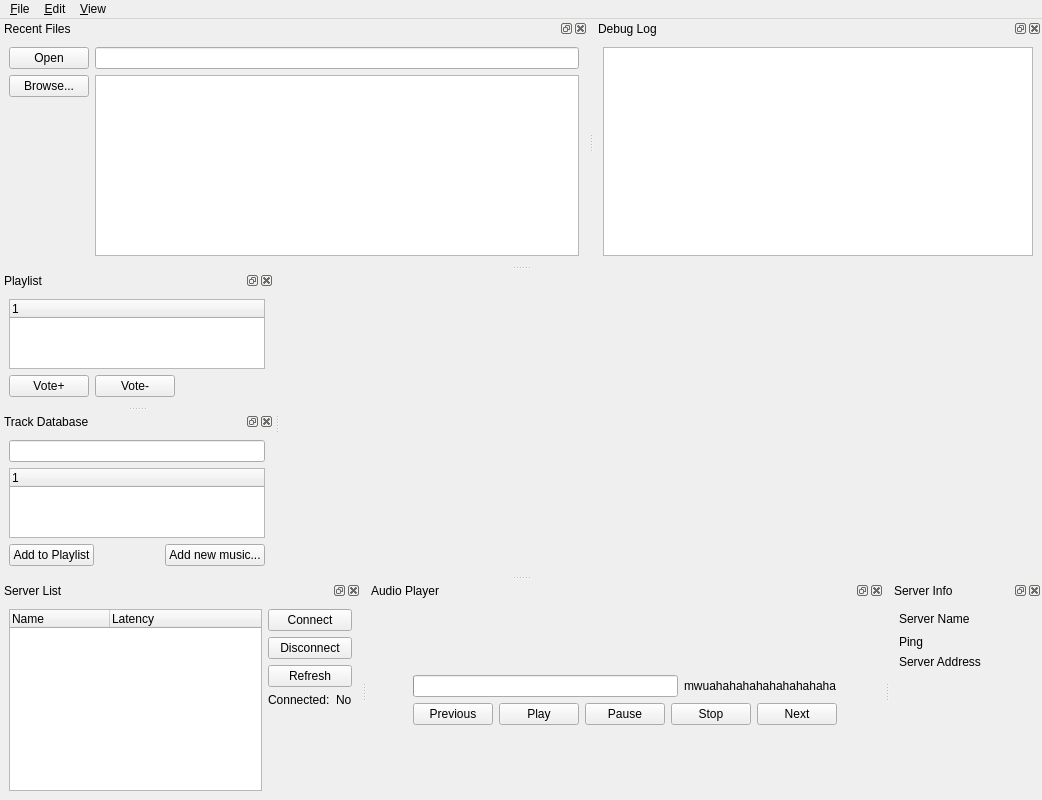
First picture: the form in src/qt-client/MainWindow.ui, repository dgeelen/dmplayer, before the edit.
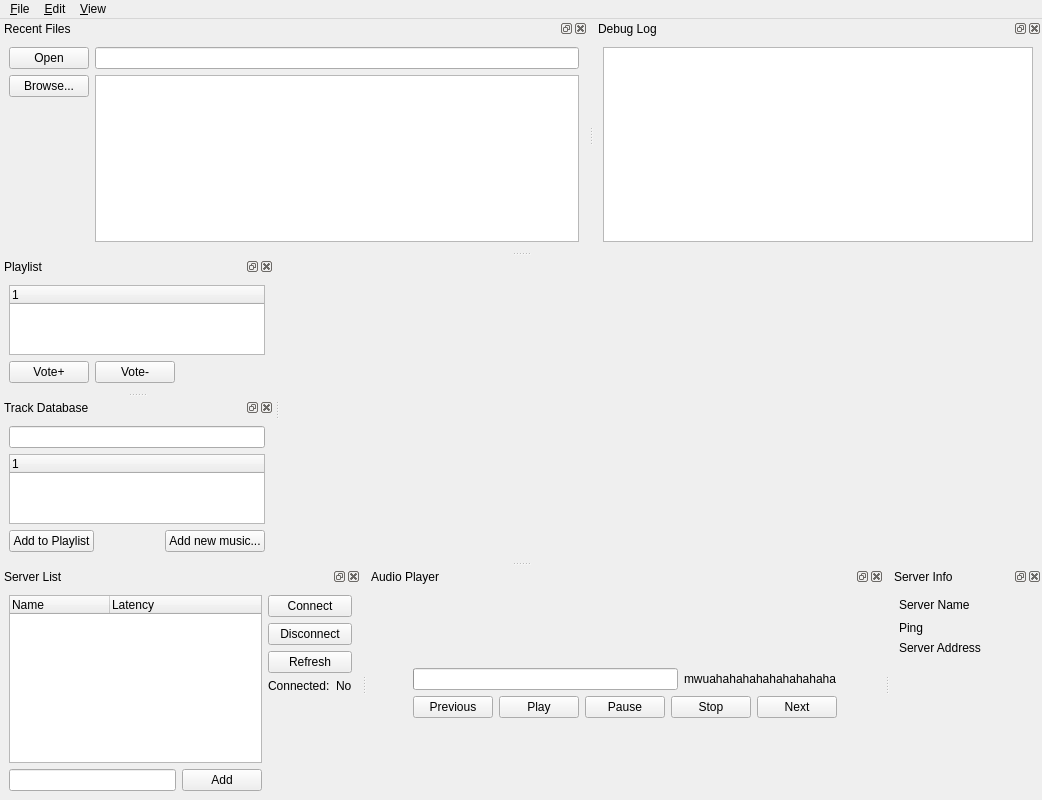
Second picture: the form after the edit. Icons and pictures are not drawn. Custom widgets are drawn as their Qt base class.

Commit message: Add edit box for manual connecting to servers.

Diff of the .ui file:
```diff
--- a/src/qt-client/MainWindow.ui
+++ b/src/qt-client/MainWindow.ui
@@ -70,57 +70,75 @@
    <attribute name="dockWidgetArea" >
     <number>8</number>
    </attribute>
-   <widget class="QWidget" name="dockWidgetContents" >
-    <layout class="QHBoxLayout" >
+   <widget class="QWidget" name="dockWidgetContents">
+    <layout class="QHBoxLayout" name="horizontalLayout_2">
      <item>
-      <widget class="QTreeWidget" name="serverlist" >
-       <column>
-        <property name="text" >
-         <string>Name</string>
-        </property>
-       </column>
-       <column>
-        <property name="text" >
-         <string>Latency</string>
-        </property>
-       </column>
-      </widget>
+      <layout class="QVBoxLayout" name="verticalLayout">
+       <item>
+        <widget class="QTreeWidget" name="serverlist">
+         <column>
+          <property name="text">
+           <string>Name</string>
+          </property>
+         </column>
+         <column>
+          <property name="text">
+           <string>Latency</string>
+          </property>
+         </column>
+        </widget>
+       </item>
+       <item>
+        <layout class="QHBoxLayout" name="horizontalLayout">
+         <item>
+          <widget class="QLineEdit" name="AddTextEdit"/>
+         </item>
+         <item>
+          <widget class="QPushButton" name="AddButton">
+           <property name="text">
+            <string>Add</string>
+           </property>
+          </widget>
+         </item>
+        </layout>
+       </item>
+      </layout>
      </item>
      <item>
-      <layout class="QVBoxLayout" >
+      <layout class="QVBoxLayout">
        <item>
-        <widget class="QPushButton" name="ConnectButton" >
-         <property name="text" >
+        <widget class="QPushButton" name="ConnectButton">
+         <property name="text">
           <string>Connect</string>
          </property>
         </widget>
        </item>
        <item>
-        <widget class="QPushButton" name="DisconnectButton" >
-         <property name="text" >
+        <widget class="QPushButton" name="DisconnectButton">
+         <property name="text">
           <string>Disconnect</string>
          </property>
         </widget>
        </item>
        <item>
-        <widget class="QPushButton" name="RefreshButton" >
-         <property name="text" >
+        <widget class="QPushButton" name="RefreshButton">
+         <property name="text">
           <string>Refresh</string>
          </property>
         </widget>
        </item>
        <item>
-        <layout class="QHBoxLayout" >
+        <layout class="QHBoxLayout">
          <item>
-          <widget class="QLabel" name="label_2" >
-           <property name="text" >
+          <widget class="QLabel" name="label_2">
+           <property name="text">
             <string>Connected:</string>
            </property>
           </widget>
          </item>
          <item>
-          <widget class="QLabel" name="labelConnected" >
-           <property name="text" >
+          <widget class="QLabel" name="labelConnected">
+           <property name="text">
             <string>No</string>
            </property>
           </widget>
@@ -161,23 +179,14 @@
    <attribute name="dockWidgetArea" >
     <number>4</number>
    </attribute>
-   <widget class="QWidget" name="dockWidgetContents_2" >
-    <layout class="QGridLayout" >
-     <property name="leftMargin" >
+   <widget class="QWidget" name="dockWidgetContents_2">
+    <layout class="QGridLayout">
+     <property name="margin">
       <number>9</number>
      </property>
-     <property name="topMargin" >
-      <number>9</number>
-     </property>
-     <property name="rightMargin" >
-      <number>9</number>
-     </property>
-     <property name="bottomMargin" >
-      <number>9</number>
-     </property>
-     <item row="0" column="0" >
-      <widget class="QPushButton" name="OpenEditButton" >
-       <property name="text" >
+     <item row="0" column="0">
+      <widget class="QPushButton" name="OpenEditButton">
+       <property name="text">
         <string>Open</string>
        </property>
       </widget>
@@ -185,8 +194,8 @@
      <item row="0" column="1" >
       <widget class="QLineEdit" name="lineEdit" />
      </item>
-     <item row="1" column="0" >
-      <layout class="QVBoxLayout" >
+     <item row="1" column="0">
+      <layout class="QVBoxLayout">
        <item>
         <widget class="QPushButton" name="OpenButton" >
          <property name="text" >
@@ -209,8 +218,8 @@
        </item>
       </layout>
      </item>
-     <item row="1" column="1" >
-      <widget class="QListWidget" name="listRecentFiles" />
+     <item row="1" column="1">
+      <widget class="QListWidget" name="listRecentFiles"/>
      </item>
     </layout>
    </widget>
@@ -231,10 +240,10 @@
    <attribute name="dockWidgetArea" >
     <number>4</number>
    </attribute>
-   <widget class="QWidget" name="dockWidgetContents_3" >
-    <layout class="QHBoxLayout" >
+   <widget class="QWidget" name="dockWidgetContents_3">
+    <layout class="QHBoxLayout">
      <item>
-      <widget class="QTextEdit" name="textEdit" />
+      <widget class="QTextEdit" name="textEdit"/>
      </item>
     </layout>
    </widget>
@@ -252,13 +261,13 @@
    <attribute name="dockWidgetArea" >
     <number>8</number>
    </attribute>
-   <widget class="QWidget" name="dockWidgetContents_6" >
-    <layout class="QGridLayout" >
-     <item row="1" column="1" >
-      <layout class="QHBoxLayout" >
+   <widget class="QWidget" name="dockWidgetContents_6">
+    <layout class="QGridLayout">
+     <item row="1" column="1">
+      <layout class="QHBoxLayout">
        <item>
-        <widget class="QProgressBar" name="trackProgress" >
-         <property name="value" >
+        <widget class="QProgressBar" name="trackProgress">
+         <property name="value">
           <number>0</number>
          </property>
          <property name="alignment" >
@@ -273,19 +282,19 @@
         </widget>
        </item>
        <item>
-        <widget class="QLabel" name="label" >
-         <property name="text" >
+        <widget class="QLabel" name="label">
+         <property name="text">
           <string>mwuahahahahahahahahaha</string>
          </property>
         </widget>
        </item>
       </layout>
      </item>
-     <item row="2" column="1" >
-      <layout class="QHBoxLayout" >
+     <item row="2" column="1">
+      <layout class="QHBoxLayout">
        <item>
-        <widget class="QPushButton" name="PreviousButton" >
-         <property name="text" >
+        <widget class="QPushButton" name="PreviousButton">
+         <property name="text">
           <string>Previous</string>
          </property>
          <property name="icon" >
@@ -294,8 +303,8 @@
         </widget>
        </item>
        <item>
-        <widget class="QPushButton" name="PlayButton" >
-         <property name="text" >
+        <widget class="QPushButton" name="PlayButton">
+         <property name="text">
           <string>Play</string>
          </property>
          <property name="icon" >
@@ -304,8 +313,8 @@
         </widget>
        </item>
        <item>
-        <widget class="QPushButton" name="PauseButton" >
-         <property name="text" >
+        <widget class="QPushButton" name="PauseButton">
+         <property name="text">
           <string>Pause</string>
          </property>
          <property name="icon" >
@@ -314,8 +323,8 @@
         </widget>
        </item>
        <item>
-        <widget class="QPushButton" name="StopButton" >
-         <property name="text" >
+        <widget class="QPushButton" name="StopButton">
+         <property name="text">
           <string>Stop</string>
          </property>
          <property name="icon" >
@@ -324,8 +333,8 @@
         </widget>
        </item>
        <item>
-        <widget class="QPushButton" name="NextButton" >
-         <property name="text" >
+        <widget class="QPushButton" name="NextButton">
+         <property name="text">
           <string>Next</string>
          </property>
          <property name="icon" >
@@ -335,7 +344,7 @@
        </item>
       </layout>
      </item>
-     <item row="0" column="1" >
+     <item row="0" column="1">
       <spacer>
        <property name="orientation" >
         <enum>Qt::Vertical</enum>
@@ -348,7 +357,7 @@
        </property>
       </spacer>
      </item>
-     <item row="3" column="1" >
+     <item row="3" column="1">
       <spacer>
        <property name="orientation" >
         <enum>Qt::Vertical</enum>
@@ -361,7 +370,7 @@
        </property>
       </spacer>
      </item>
-     <item row="1" column="0" >
+     <item row="1" column="0">
       <spacer>
        <property name="orientation" >
         <enum>Qt::Horizontal</enum>
@@ -374,7 +383,7 @@
        </property>
       </spacer>
      </item>
-     <item row="1" column="2" >
+     <item row="1" column="2">
       <spacer>
        <property name="orientation" >
         <enum>Qt::Horizontal</enum>
@@ -403,18 +412,18 @@
    <attribute name="dockWidgetArea" >
     <number>8</number>
    </attribute>
-   <widget class="QWidget" name="dockWidgetContents_4" >
-    <layout class="QGridLayout" >
-     <item row="0" column="0" >
-      <widget class="QLabel" name="lblsvname" >
-       <property name="text" >
+   <widget class="QWidget" name="dockWidgetContents_4">
+    <layout class="QGridLayout">
+     <item row="0" column="0">
+      <widget class="QLabel" name="lblsvname">
+       <property name="text">
         <string>Server Name</string>
        </property>
       </widget>
      </item>
-     <item row="0" column="1" >
-      <widget class="QLabel" name="lblServerName" >
-       <property name="text" >
+     <item row="0" column="1">
+      <widget class="QLabel" name="lblServerName">
+       <property name="text">
         <string/>
        </property>
        <property name="indent" >
@@ -422,7 +431,7 @@
        </property>
       </widget>
      </item>
-     <item row="0" column="2" >
+     <item row="0" column="2">
       <spacer>
        <property name="orientation" >
         <enum>Qt::Horizontal</enum>
@@ -435,35 +444,35 @@
        </property>
       </spacer>
      </item>
-     <item row="1" column="0" >
-      <widget class="QLabel" name="lblping" >
-       <property name="text" >
+     <item row="1" column="0">
+      <widget class="QLabel" name="lblping">
+       <property name="text">
         <string>Ping</string>
        </property>
       </widget>
      </item>
-     <item row="1" column="1" >
-      <widget class="QLabel" name="lblPing" >
-       <property name="text" >
+     <item row="1" column="1">
+      <widget class="QLabel" name="lblPing">
+       <property name="text">
         <string/>
        </property>
       </widget>
      </item>
-     <item row="2" column="0" >
-      <widget class="QLabel" name="lblAddress" >
-       <property name="text" >
+     <item row="2" column="0">
+      <widget class="QLabel" name="lblAddress">
+       <property name="text">
         <string>Server Address</string>
        </property>
       </widget>
      </item>
-     <item row="2" column="1" >
-      <widget class="QLabel" name="lblServerAddress" >
-       <property name="text" >
+     <item row="2" column="1">
+      <widget class="QLabel" name="lblServerAddress">
+       <property name="text">
         <string/>
        </property>
       </widget>
      </item>
-     <item row="3" column="0" >
+     <item row="3" column="0">
       <spacer>
        <property name="orientation" >
         <enum>Qt::Vertical</enum>
@@ -486,10 +495,10 @@
    <attribute name="dockWidgetArea" >
     <number>1</number>
    </attribute>
-   <widget class="QWidget" name="dockWidgetContents_5" >
-    <layout class="QVBoxLayout" >
+   <widget class="QWidget" name="dockWidgetContents_5">
+    <layout class="QVBoxLayout">
      <item>
-      <widget class="QPlaylist" name="PlayListWidget" >
+      <widget class="QPlaylist" name="PlayListWidget">
        <column>
         <property name="text" >
          <string>1</string>
@@ -498,17 +507,17 @@
       </widget>
      </item>
      <item>
-      <layout class="QHBoxLayout" >
+      <layout class="QHBoxLayout">
        <item>
-        <widget class="QPushButton" name="buttonVotePlus" >
-         <property name="text" >
+        <widget class="QPushButton" name="buttonVotePlus">
+         <property name="text">
           <string>Vote+</string>
          </property>
         </widget>
        </item>
        <item>
-        <widget class="QPushButton" name="buttonVoteMin" >
-         <property name="text" >
+        <widget class="QPushButton" name="buttonVoteMin">
+         <property name="text">
           <string>Vote-</string>
          </property>
         </widget>
@@ -538,14 +547,14 @@
    <attribute name="dockWidgetArea" >
     <number>1</number>
    </attribute>
-   <widget class="QWidget" name="dockWidgetContents_7" >
-    <layout class="QVBoxLayout" >
+   <widget class="QWidget" name="dockWidgetContents_7">
+    <layout class="QVBoxLayout">
      <item>
-      <widget class="QLineEdit" name="editTrackSearch" />
+      <widget class="QLineEdit" name="editTrackSearch"/>
      </item>
      <item>
-      <widget class="QPlaylist" name="DataBaseWidget" >
-       <property name="editTriggers" >
+      <widget class="QPlaylist" name="DataBaseWidget">
+       <property name="editTriggers">
         <set>QAbstractItemView::AllEditTriggers</set>
        </property>
        <property name="selectionMode" >
@@ -565,10 +574,10 @@
       </widget>
      </item>
      <item>
-      <layout class="QHBoxLayout" >
+      <layout class="QHBoxLayout">
        <item>
-        <widget class="QPushButton" name="buttonPlaylistAdd" >
-         <property name="text" >
+        <widget class="QPushButton" name="buttonPlaylistAdd">
+         <property name="text">
           <string>Add to Playlist</string>
          </property>
         </widget>
@@ -587,8 +596,8 @@
         </spacer>
        </item>
        <item>
-        <widget class="QPushButton" name="buttonMusicAdd" >
-         <property name="text" >
+        <widget class="QPushButton" name="buttonMusicAdd">
+         <property name="text">
           <string>Add new music...</string>
          </property>
         </widget>
```
Left out of the diff: 252 changed lines with no effect on the pictures. The commit also changes 2 other files.
